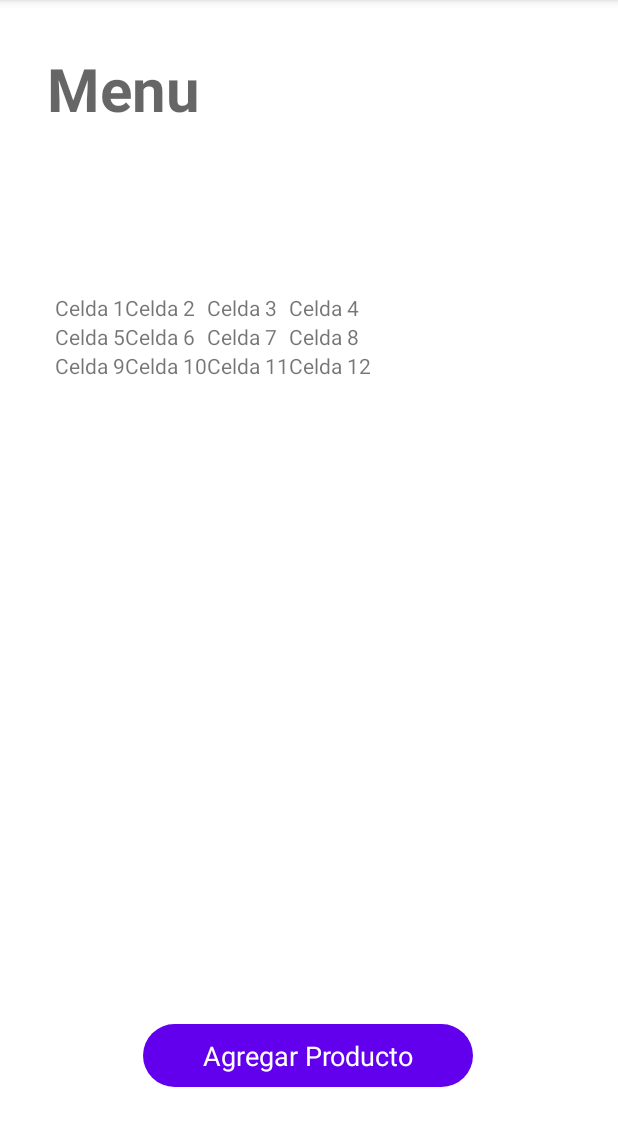
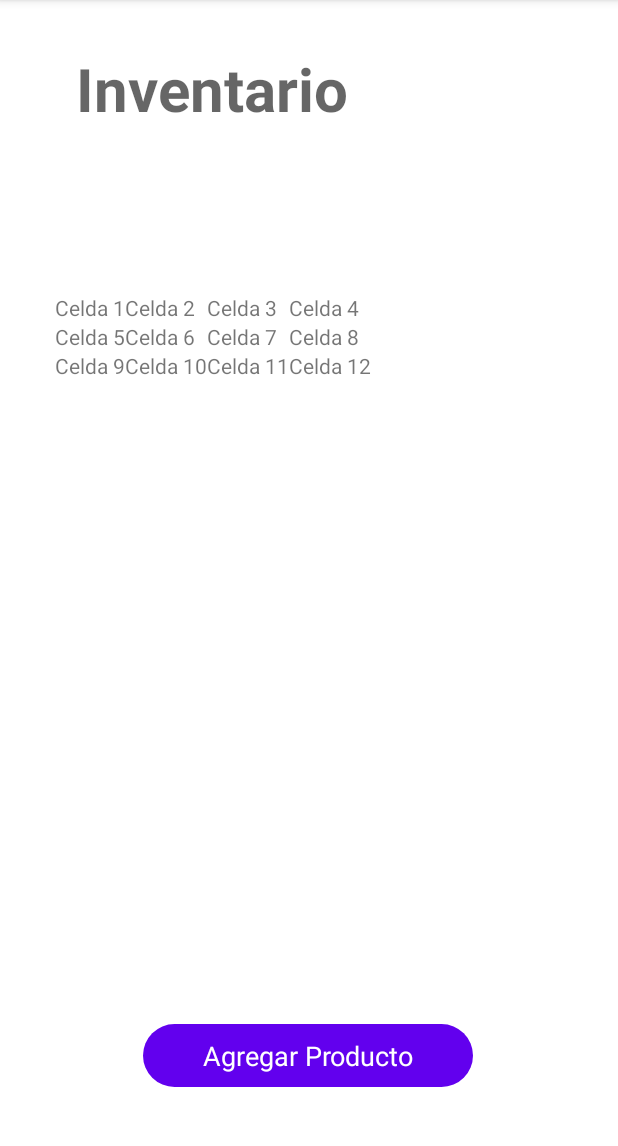
Before and after one commit to IsaiasCode/TheProyect-DisMov, an Android app: the InventarioActivity screen opened directly, with no data from a screen before it, on a phone screen of 412 x 824 dp, the part 84-1230 px from its top. Run offline under Robolectric (Android 15) with nearby library versions, the phone set to English and light mode, and no system bars.

Commit message:
Ultima Version Revisada el 11/05/2023

```diff
--- a/app/src/main/res/layout/activity_inventario.xml
+++ b/app/src/main/res/layout/activity_inventario.xml
@@ -24,13 +24,13 @@
         android:id="@+id/productosTitle"
         android:layout_width="wrap_content"
         android:layout_height="wrap_content"
-        android:text="Menu"
+        android:text="Inventario"
+        android:textAppearance="@style/TextAppearance.AppCompat.Display1"
         android:textSize="40sp"
-        android:textAppearance="@style/TextAppearance.AppCompat.Display1"
         android:textStyle="bold"
         app:layout_constraintBottom_toBottomOf="parent"
         app:layout_constraintEnd_toEndOf="parent"
-        app:layout_constraintHorizontal_bias="0.101"
+        app:layout_constraintHorizontal_bias="0.221"
         app:layout_constraintStart_toStartOf="parent"
         app:layout_constraintTop_toTopOf="parent"
         app:layout_constraintVertical_bias="0.045" />
```
